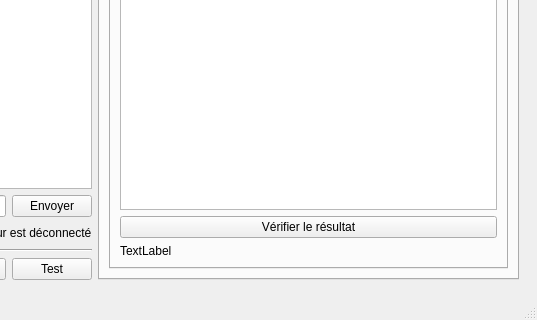
This is crypto_client.ui in aa-augsburger/ISC_Crypto as Qt 5 draws it before an edit; both pictures show x 348 to 885 and y 451 to 771 of the 885 by 771 pixel window. The edited form follows.
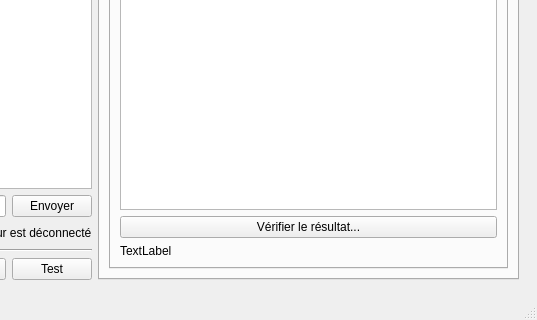
This is the edited form.

Commit message: implementation of shift gui 2

Patch:
```diff
--- a/crypto_client.ui
+++ b/crypto_client.ui
@@ -226,7 +226,7 @@
                    <item>
                     <widget class="QPushButton" name="pb_shift_encode_check">
                      <property name="text">
-                      <string>Vérifier le résultat</string>
+                      <string>Vérifier le résultat...</string>
                      </property>
                     </widget>
                    </item>
```
